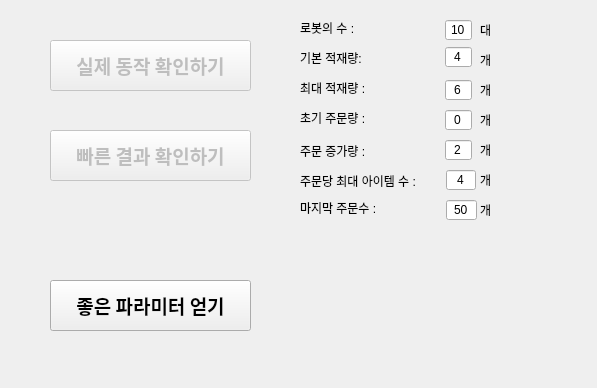
Old version of the form Dynamic/dynamic_sim_gui.ui in the repository JeonHyeongJunKW/warehouse-simulator.
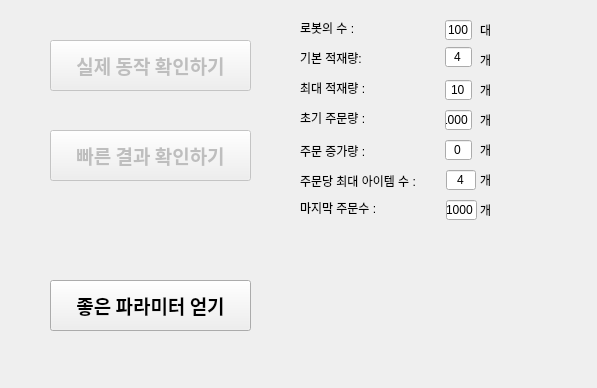
New version of the form.

What changed in the file:
```diff
--- a/Dynamic/dynamic_sim_gui.ui
+++ b/Dynamic/dynamic_sim_gui.ui
@@ -161,7 +161,7 @@
     </rect>
    </property>
    <property name="text">
-    <string>10</string>
+    <string>100</string>
    </property>
    <property name="alignment">
     <set>Qt::AlignCenter</set>
@@ -193,7 +193,7 @@
     </rect>
    </property>
    <property name="text">
-    <string>6</string>
+    <string>10</string>
    </property>
    <property name="alignment">
     <set>Qt::AlignCenter</set>
@@ -209,7 +209,7 @@
     </rect>
    </property>
    <property name="text">
-    <string>0</string>
+    <string>1000</string>
    </property>
    <property name="alignment">
     <set>Qt::AlignCenter</set>
@@ -225,7 +225,7 @@
     </rect>
    </property>
    <property name="text">
-    <string>2</string>
+    <string>0</string>
    </property>
    <property name="alignment">
     <set>Qt::AlignCenter</set>
@@ -270,7 +270,7 @@
     </rect>
    </property>
    <property name="text">
-    <string>50</string>
+    <string>1000</string>
    </property>
    <property name="alignment">
     <set>Qt::AlignCenter</set>
```
